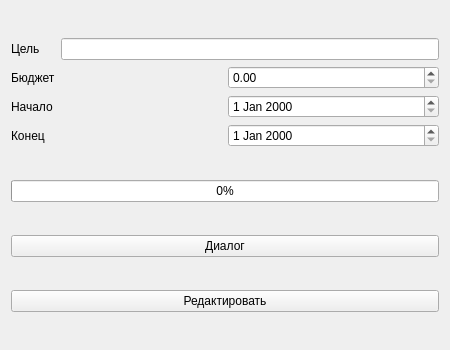
This is AWS/campaignform.ui in 9t0z1k/TSP-AWS as Qt 5 draws it before an edit. The edited form follows.
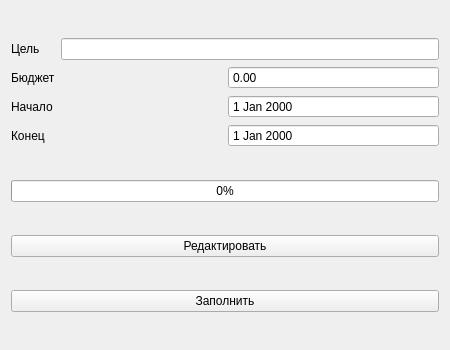
This is the edited form.

```diff
--- a/AWS/campaignform.ui
+++ b/AWS/campaignform.ui
@@ -56,6 +56,12 @@
        </item>
        <item>
         <widget class="QDoubleSpinBox" name="doubleSpinBox">
+         <property name="readOnly">
+          <bool>true</bool>
+         </property>
+         <property name="buttonSymbols">
+          <enum>QAbstractSpinBox::NoButtons</enum>
+         </property>
          <property name="maximum">
           <double>1000000000000000048346692115553659057528394845890514255872.000000000000000</double>
          </property>
@@ -73,7 +79,14 @@
         </widget>
        </item>
        <item>
-        <widget class="QDateEdit" name="dateEdit"/>
+        <widget class="QDateEdit" name="dateEdit">
+         <property name="readOnly">
+          <bool>true</bool>
+         </property>
+         <property name="buttonSymbols">
+          <enum>QAbstractSpinBox::NoButtons</enum>
+         </property>
+        </widget>
        </item>
       </layout>
      </item>
@@ -87,7 +100,14 @@
         </widget>
        </item>
        <item>
-        <widget class="QDateEdit" name="dateEdit_2"/>
+        <widget class="QDateEdit" name="dateEdit_2">
+         <property name="readOnly">
+          <bool>true</bool>
+         </property>
+         <property name="buttonSymbols">
+          <enum>QAbstractSpinBox::NoButtons</enum>
+         </property>
+        </widget>
        </item>
       </layout>
      </item>
@@ -100,13 +120,6 @@
      </property>
     </widget>
    </item>
-   <item>
-    <widget class="QPushButton" name="pushButton">
-     <property name="text">
-      <string>Диалог</string>
-     </property>
-    </widget>
-   </item>
    <item>
     <widget class="QPushButton" name="pushButton_2">
      <property name="text">
@@ -114,6 +127,13 @@
      </property>
     </widget>
    </item>
+   <item>
+    <widget class="QPushButton" name="pushButton">
+     <property name="text">
+      <string>Заполнить</string>
+     </property>
+    </widget>
+   </item>
   </layout>
  </widget>
  <resources/>
```
Left out of the diff: 6 changed lines with no effect on the pictures.
